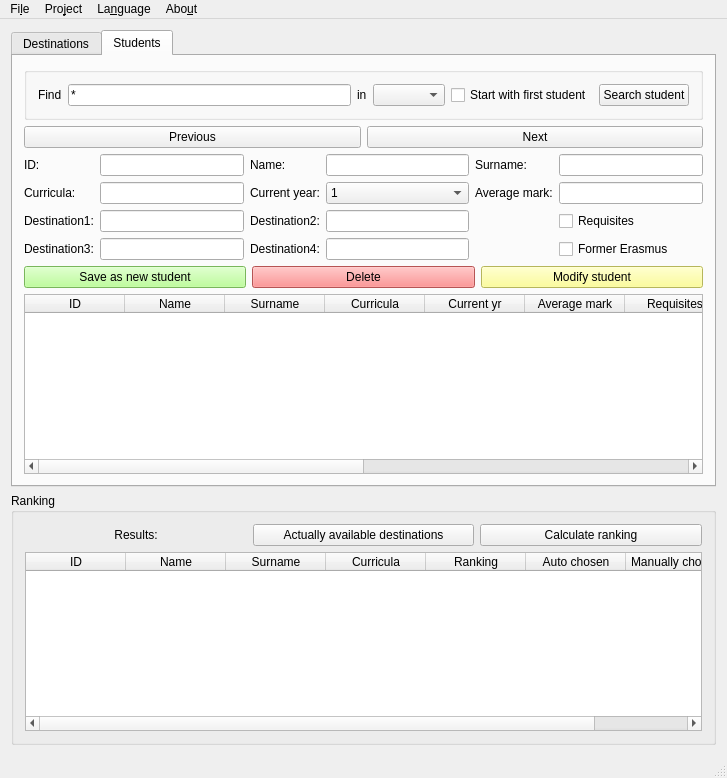
Above: mainwindow.ui from zorbaproject/cresta before the change. Below: the same form after it.
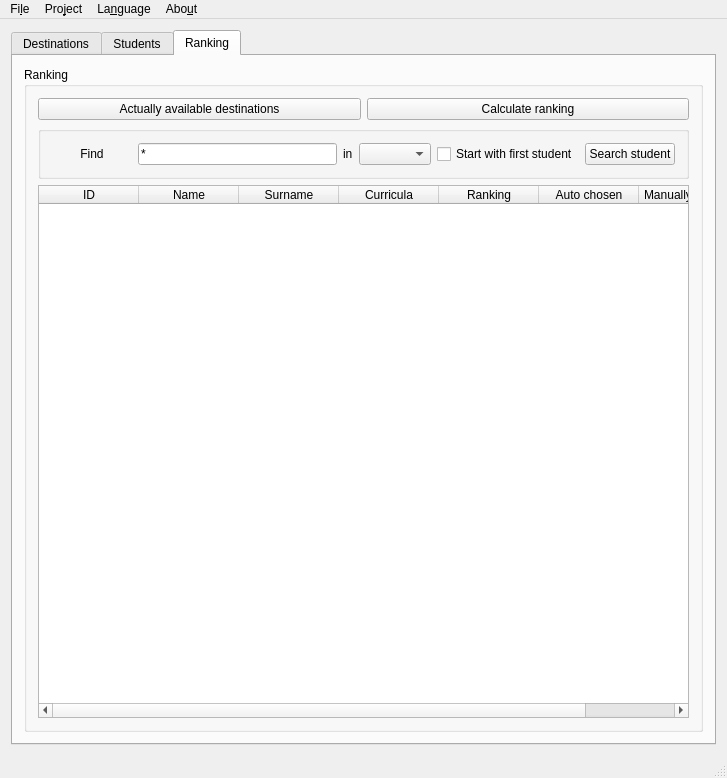
That is the form after the change. The open tabs and pages were chosen to show the change.

What changed in the file:
```diff
--- a/mainwindow.ui
+++ b/mainwindow.ui
@@ -18,7 +18,7 @@
     <item>
      <widget class="QTabWidget" name="st_tab">
       <property name="currentIndex">
-       <number>0</number>
+       <number>1</number>
       </property>
       <widget class="QWidget" name="dest_tab">
        <attribute name="title">
@@ -292,6 +292,31 @@
             </item>
            </widget>
           </item>
+          <item row="3" column="4">
+           <widget class="QCheckBox" name="frm_reserved">
+            <property name="text">
+             <string>Reserved</string>
+            </property>
+           </widget>
+          </item>
+          <item row="2" column="4">
+           <layout class="QHBoxLayout" name="horizontalLayout_7">
+            <item>
+             <widget class="QLabel" name="label">
+              <property name="text">
+               <string>Letter:</string>
+              </property>
+             </widget>
+            </item>
+            <item>
+             <widget class="QSpinBox" name="frm_letter">
+              <property name="maximum">
+               <number>2</number>
+              </property>
+             </widget>
+            </item>
+           </layout>
+          </item>
          </layout>
         </item>
         <item>
@@ -379,6 +404,16 @@
             <string>Former Erasmus</string>
            </property>
           </column>
+          <column>
+           <property name="text">
+            <string>Motivational letter</string>
+           </property>
+          </column>
+          <column>
+           <property name="text">
+            <string>Reserved</string>
+           </property>
+          </column>
           <column>
            <property name="text">
             <string>Destination1</string>
@@ -403,8 +438,11 @@
         </item>
        </layout>
       </widget>
-     </widget>
-    </item>
+      <widget class="QWidget" name="tab">
+       <attribute name="title">
+        <string>Ranking</string>
+       </attribute>
+       <layout class="QVBoxLayout" name="verticalLayout_5">
     <item>
      <widget class="QGroupBox" name="groupBox">
       <property name="title">
@@ -414,6 +452,34 @@
        <item>
         <layout class="QHBoxLayout" name="horizontalLayout">
          <item>
+              <widget class="QPushButton" name="free_destinations">
+               <property name="text">
+                <string>Actually available destinations</string>
+               </property>
+              </widget>
+             </item>
+             <item>
+              <widget class="QPushButton" name="calculateRanking">
+               <property name="text">
+                <string>Calculate ranking</string>
+               </property>
+              </widget>
+             </item>
+            </layout>
+           </item>
+           <item>
+            <widget class="QGroupBox" name="groupBox_3">
+             <property name="title">
+              <string/>
+             </property>
+             <property name="flat">
+              <bool>false</bool>
+             </property>
+             <property name="checkable">
+              <bool>false</bool>
+             </property>
+             <layout class="QHBoxLayout" name="horizontalLayout_6">
+              <item>
           <widget class="QPushButton" name="easteregg">
            <property name="focusPolicy">
             <enum>Qt::NoFocus</enum>
@@ -431,7 +497,7 @@
 }</string>
            </property>
            <property name="text">
-            <string>Results:</string>
+                 <string>Find</string>
            </property>
            <property name="flat">
             <bool>true</bool>
@@ -439,20 +505,38 @@
           </widget>
          </item>
          <item>
-          <widget class="QPushButton" name="free_destinations">
+               <widget class="QLineEdit" name="searchthis_2">
            <property name="text">
-            <string>Actually available destinations</string>
+                 <string notr="true">*</string>
            </property>
           </widget>
          </item>
          <item>
-          <widget class="QPushButton" name="calculateRanking">
+               <widget class="QLabel" name="label_15">
            <property name="text">
-            <string>Calculate ranking</string>
+                 <string>in</string>
+                </property>
+               </widget>
+              </item>
+              <item>
+               <widget class="QComboBox" name="searchhere_2"/>
+              </item>
+              <item>
+               <widget class="QCheckBox" name="searchfromstart_2">
+                <property name="text">
+                 <string>Start with first student</string>
+                </property>
+               </widget>
+              </item>
+              <item>
+               <widget class="QPushButton" name="searchst_2">
+                <property name="text">
+                 <string>Search student</string>
            </property>
           </widget>
          </item>
         </layout>
+            </widget>
        </item>
        <item>
         <widget class="QTableWidget" name="ranking_table">
@@ -498,13 +582,17 @@
     </item>
    </layout>
   </widget>
+     </widget>
+    </item>
+   </layout>
+  </widget>
   <widget class="QMenuBar" name="menuBar">
    <property name="geometry">
     <rect>
      <x>0</x>
      <y>0</y>
      <width>727</width>
-     <height>21</height>
+     <height>30</height>
     </rect>
    </property>
    <widget class="QMenu" name="menuFile">
@@ -525,6 +613,7 @@
     <addaction name="actionImport_xls"/>
     <addaction name="actionMerge_projects"/>
     <addaction name="actionExport_ranking_xslx"/>
+    <addaction name="actionExport_ranking_by_destination"/>
    </widget>
    <widget class="QMenu" name="menuAbout">
     <property name="title">
@@ -621,6 +710,11 @@
     <string>&amp;Merge projects</string>
    </property>
   </action>
+  <action name="actionExport_ranking_by_destination">
+   <property name="text">
+    <string>Export &amp;ranking by destination</string>
+   </property>
+  </action>
  </widget>
  <layoutdefault spacing="6" margin="11"/>
  <tabstops>
```
Lines whose indentation alone changed are shown as unchanged.
